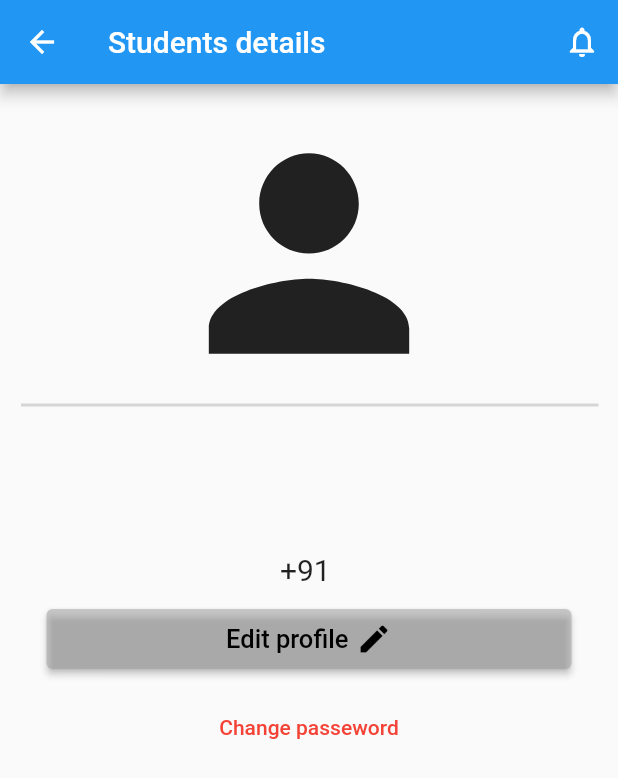
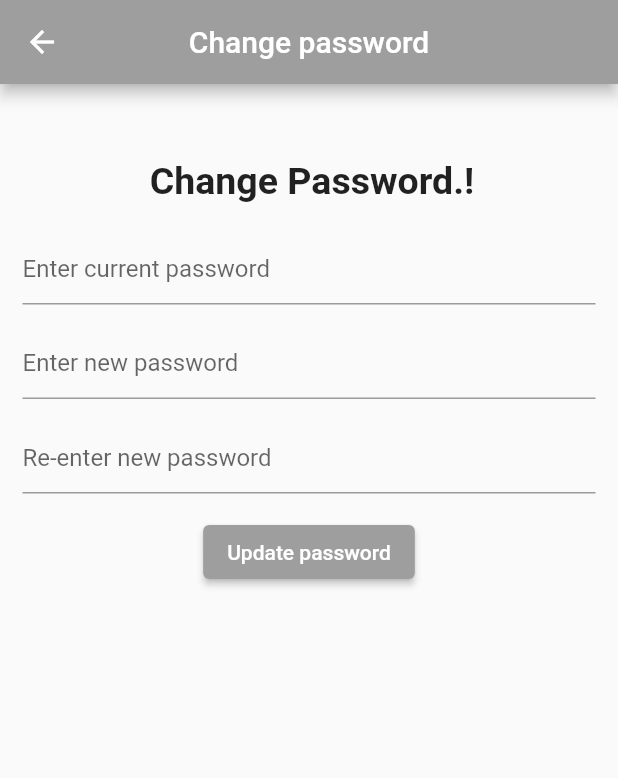
Before and after one commit to vivekhirani4/json-api-call-flutter, a Flutter app: the St_detail screen opened directly with empty values, after a tap on "Change passeword", on a phone screen of 412 x 824 dp. Shown: the top 778 px of the screen. Run offline on Flutter 3.47's test engine with Material 2 defaults, Android fonts, the phone set to English and light mode, and no system bars; our stand-ins replace shared_preferences; accounts and stored records are empty; network calls fail.

Commit message:
v1
added change password file

```diff
--- /dev/null
+++ b/student_api/lib/change_password.dart
@@ -0,0 +1,116 @@
+import 'package:flutter/material.dart';
+import 'dart:convert';
+import 'package:shared_preferences/shared_preferences.dart';
+import 'package:http/http.dart' as http;
+
+class ChangePassword extends StatefulWidget {
+  const ChangePassword({super.key});
+
+  @override
+  State<ChangePassword> createState() => _ChangePasswordState();
+}
+
+class _ChangePasswordState extends State<ChangePassword> {
+  TextEditingController opass = TextEditingController();
+  TextEditingController npass = TextEditingController();
+  TextEditingController cpass = TextEditingController();
+
+  void _changePassword() async {
+    SharedPreferences shrf = await SharedPreferences.getInstance();
+    var opassword = shrf.getString('pass');
+    var npassword = npass.text;
+    var cpassword = cpass.text;
+
+    if (npassword.compareTo(cpassword) == 0) {
+      if (opassword?.compareTo(opass.text) == 0) {
+        SharedPreferences srf = await SharedPreferences.getInstance();
+        var st_id = await srf.getString('st_id');
+        print(st_id);
+
+        var url = Uri.https('akashsir.in', '/myapi/crud/student-change-password-api.php');
+        var response = await http.post(url, body: {
+          'st_id': st_id,
+          'opass': opassword,
+          'npass': npassword,
+          'cpass': cpassword
+        });
+        print('response code : ${response.statusCode}');
+        print('response body : ${response.body}');
+
+        Map<String, dynamic> mymap = json.decode(response.body);
+
+        var value = mymap['flag'];
+        int flag = int.parse(value);
+        print('Flag = ${flag}');
+      }
+      else{
+        print('The old password was not corrent');
+      }
+
+    }
+    else{
+      print('Password doesn\'t match');
+    }
+  }
+
+  @override
+  Widget build(BuildContext context) {
+    return Scaffold(
+      appBar: AppBar(
+        backgroundColor: Colors.grey,
+        title: Text('Change password'),
+        centerTitle: true,
+      ),
+      body: Padding(
+        padding: EdgeInsets.all(15),
+        child: Column(
+          children: [
+            Container(
+              margin: const EdgeInsets.only(top: 35, left: 4),
+              child: const Text(
+                'Change Password.!',
+                style: TextStyle(fontSize: 25, fontWeight: FontWeight.bold),
+              ),
+            ),
+            SizedBox(
+              height: 20,
+            ),
+            TextField(
+              controller: opass,
+              decoration: const InputDecoration(
+                  fillColor: Colors.grey, hintText: 'Enter current password'),
+            ),
+            const SizedBox(
+              height: 15,
+            ),
+            TextField(
+              controller: npass,
+              decoration: const InputDecoration(
+                  hintText: 'Enter new password', fillColor: Colors.grey),
+            ),
+            const SizedBox(
+              height: 15,
+            ),
+            TextField(
+              controller: cpass,
+              decoration: const InputDecoration(
+                  hintText: 'Re-enter new password', fillColor: Colors.grey),
+            ),
+            const SizedBox(
+              height: 15,
+            ),
+            ElevatedButton(
+              onPressed: () {
+                setState(() {
+                  _changePassword();
+                });
+              },
+              child: Text('Update password'),
+              style: ElevatedButton.styleFrom(primary: Colors.grey),
+            )
+          ],
+        ),
+      ),
+    );
+  }
+}
--- a/student_api/lib/singup.dart
+++ b/student_api/lib/singup.dart
@@ -1,6 +1,8 @@
 import 'dart:convert';
 import 'package:http/http.dart' as http;
 import 'package:flutter/material.dart';
+import 'package:student_api/login.dart';
+import 'package:student_api/st_details.dart';
 
 import 'home_page.dart';
 
@@ -211,7 +213,7 @@ class _RegistrationState extends State<Registration> {
       Navigator.push(
         context,
         MaterialPageRoute(
-          builder: (context) => HomePage(),
+          builder: (context) => Login(),
         ),
       );
     }
--- a/student_api/lib/st_details.dart
+++ b/student_api/lib/st_details.dart
@@ -2,6 +2,7 @@ import 'package:flutter/material.dart';
 import 'package:http/http.dart' as http;
 import 'dart:convert';
 
+import 'change_password.dart';
 import 'update_students_details.dart';
 
 class St_detail extends StatefulWidget {
@@ -30,6 +31,7 @@ class _St_detailState extends State<St_detail> {
     return Scaffold(
       appBar: AppBar(
         title: Text('Students details'),
+        backgroundColor: Colors.grey,
         actions: [
           IconButton(
             onPressed: () {},
@@ -122,7 +124,12 @@ class _St_detailState extends State<St_detail> {
                   height: 15,
                 ),
                 TextButton(
-                    onPressed: () {},
+                    onPressed: () {
+                      setState(() {
+                        Navigator.push(
+                          context, MaterialPageRoute(builder: (context) => ChangePassword(),));
+                      });
+                    },
                     child: Text(
                       'Change passeword',
                       style: TextStyle(color: Colors.red),
```
Also changed, not shown: student_api/lib/login.dart (+6 -3 lines), student_api/lib/update_students_details.dart (+7 -1 lines).
